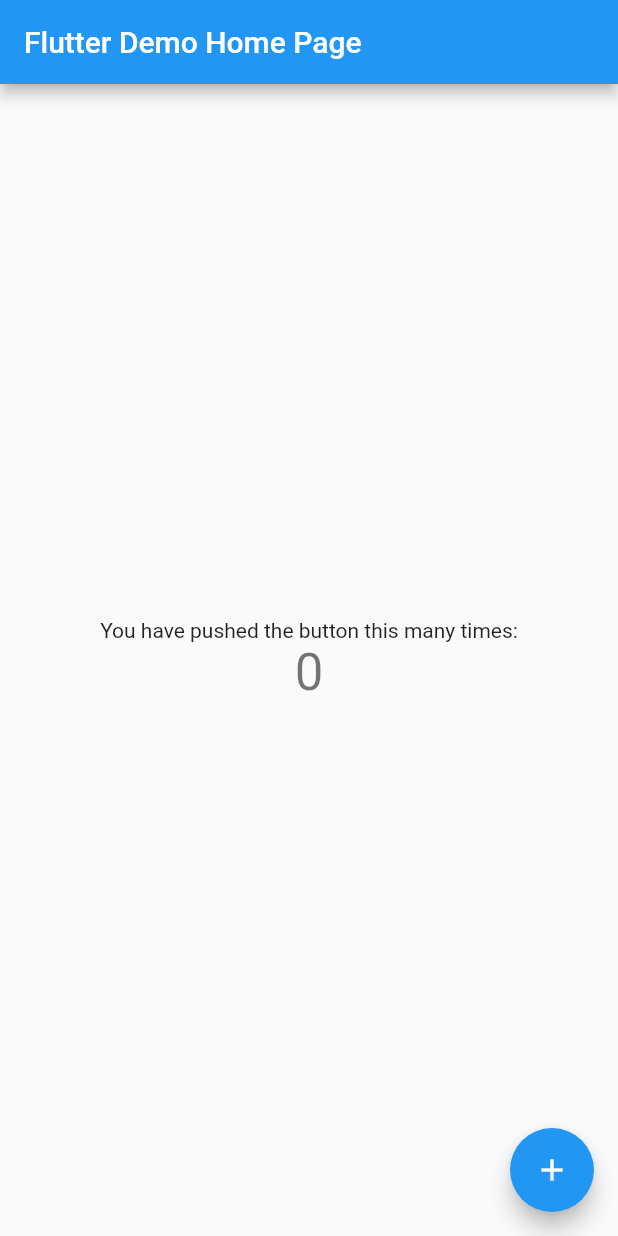
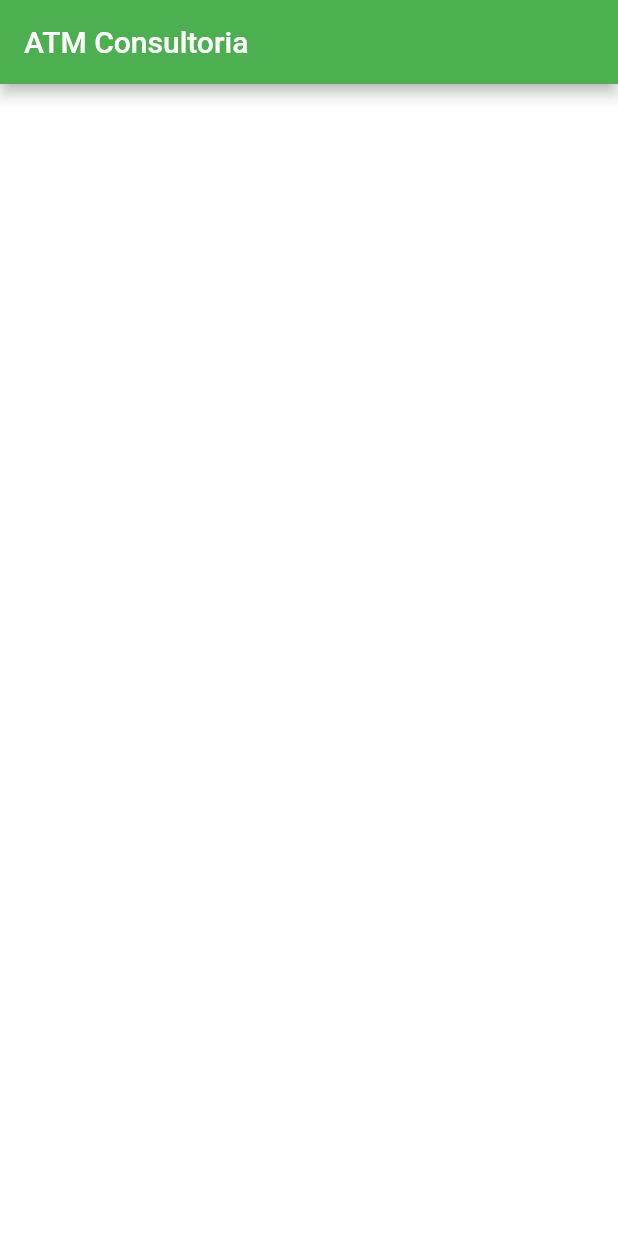
Before and after one commit to EliweltonGit/app-atm-consultoria, a Flutter app: the screen it shows after launch, on a phone screen of 412 x 824 dp. Run offline on Flutter 3.47's test engine with Material 2 defaults, Android fonts, the phone set to English and light mode, and no system bars.

Commit message:
Intarface Inicial

```diff
--- /dev/null
+++ b/lib/Home.dart
@@ -0,0 +1,24 @@
+import 'package:flutter/material.dart';
+
+class Home extends StatefulWidget {
+  const Home({Key? key}) : super(key: key);
+
+  @override
+  State<Home> createState() => _HomeState();
+}
+
+class _HomeState extends State<Home> {
+  @override
+  Widget build(BuildContext context) {
+    return Scaffold(
+      backgroundColor: Colors.white,
+      appBar: AppBar(
+        title: Text("ATM Consultoria"),
+        backgroundColor: Colors.green,
+      ),
+      body: Container(
+        padding: EdgeInsets.all(16),
+      ),
+    );
+  }
+}
--- a/lib/main.dart
+++ b/lib/main.dart
@@ -1,115 +1,10 @@
 import 'package:flutter/material.dart';
 
-void main() {
-  runApp(const MyApp());
+import 'Home.dart';
+
+void main(){
+  runApp(MaterialApp(
+    home: Home(),
+    debugShowCheckedModeBanner: false,
+  ));
 }
-
-class MyApp extends StatelessWidget {
-  const MyApp({super.key});
-
-  // This widget is the root of your application.
-  @override
-  Widget build(BuildContext context) {
-    return MaterialApp(
-      title: 'Flutter Demo',
-      theme: ThemeData(
-        // This is the theme of your application.
-        //
-        // Try running your application with "flutter run". You'll see the
-        // application has a blue toolbar. Then, without quitting the app, try
-        // changing the primarySwatch below to Colors.green and then invoke
-        // "hot reload" (press "r" in the console where you ran "flutter run",
-        // or simply save your changes to "hot reload" in a Flutter IDE).
-        // Notice that the counter didn't reset back to zero; the application
-        // is not restarted.
-        primarySwatch: Colors.blue,
-      ),
-      home: const MyHomePage(title: 'Flutter Demo Home Page'),
-    );
-  }
-}
-
-class MyHomePage extends StatefulWidget {
-  const MyHomePage({super.key, required this.title});
-
-  // This widget is the home page of your application. It is stateful, meaning
-  // that it has a State object (defined below) that contains fields that affect
-  // how it looks.
-
-  // This class is the configuration for the state. It holds the values (in this
-  // case the title) provided by the parent (in this case the App widget) and
-  // used by the build method of the State. Fields in a Widget subclass are
-  // always marked "final".
-
-  final String title;
-
-  @override
-  State<MyHomePage> createState() => _MyHomePageState();
-}
-
-class _MyHomePageState extends State<MyHomePage> {
-  int _counter = 0;
-
-  void _incrementCounter() {
-    setState(() {
-      // This call to setState tells the Flutter framework that something has
-      // changed in this State, which causes it to rerun the build method below
-      // so that the display can reflect the updated values. If we changed
-      // _counter without calling setState(), then the build method would not be
-      // called again, and so nothing would appear to happen.
-      _counter++;
-    });
-  }
-
-  @override
-  Widget build(BuildContext context) {
-    // This method is rerun every time setState is called, for instance as done
-    // by the _incrementCounter method above.
-    //
-    // The Flutter framework has been optimized to make rerunning build methods
-    // fast, so that you can just rebuild anything that needs updating rather
-    // than having to individually change instances of widgets.
-    return Scaffold(
-      appBar: AppBar(
-        // Here we take the value from the MyHomePage object that was created by
-        // the App.build method, and use it to set our appbar title.
-        title: Text(widget.title),
-      ),
-      body: Center(
-        // Center is a layout widget. It takes a single child and positions it
-        // in the middle of the parent.
-        child: Column(
-          // Column is also a layout widget. It takes a list of children and
-          // arranges them vertically. By default, it sizes itself to fit its
-          // children horizontally, and tries to be as tall as its parent.
-          //
-          // Invoke "debug painting" (press "p" in the console, choose the
-          // "Toggle Debug Paint" action from the Flutter Inspector in Android
-          // Studio, or the "Toggle Debug Paint" command in Visual Studio Code)
-          // to see the wireframe for each widget.
-          //
-          // Column has various properties to control how it sizes itself and
-          // how it positions its children. Here we use mainAxisAlignment to
-          // center the children vertically; the main axis here is the vertical
-          // axis because Columns are vertical (the cross axis would be
-          // horizontal).
-          mainAxisAlignment: MainAxisAlignment.center,
-          children: <Widget>[
-            const Text(
-              'You have pushed the button this many times:',
-            ),
-            Text(
-              '$_counter',
-              style: Theme.of(context).textTheme.headline4,
-            ),
-          ],
-        ),
-      ),
-      floatingActionButton: FloatingActionButton(
-        onPressed: _incrementCounter,
-        tooltip: 'Increment',
-        child: const Icon(Icons.add),
-      ), // This trailing comma makes auto-formatting nicer for build methods.
-    );
-  }
-}
```
Also changed, not shown: 1 other file.
